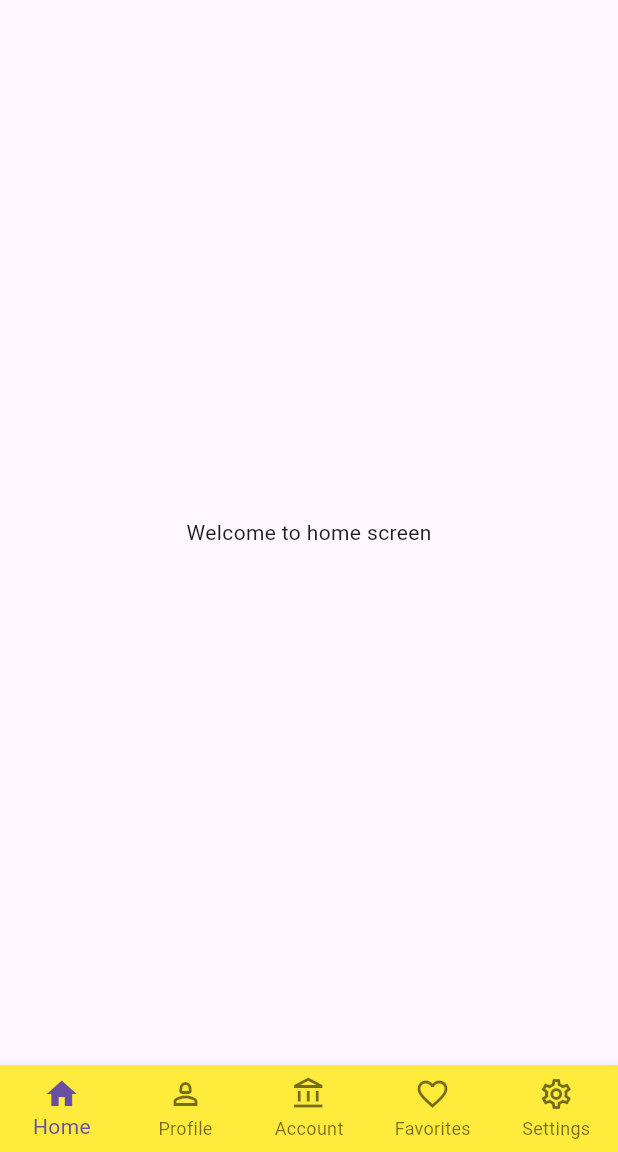
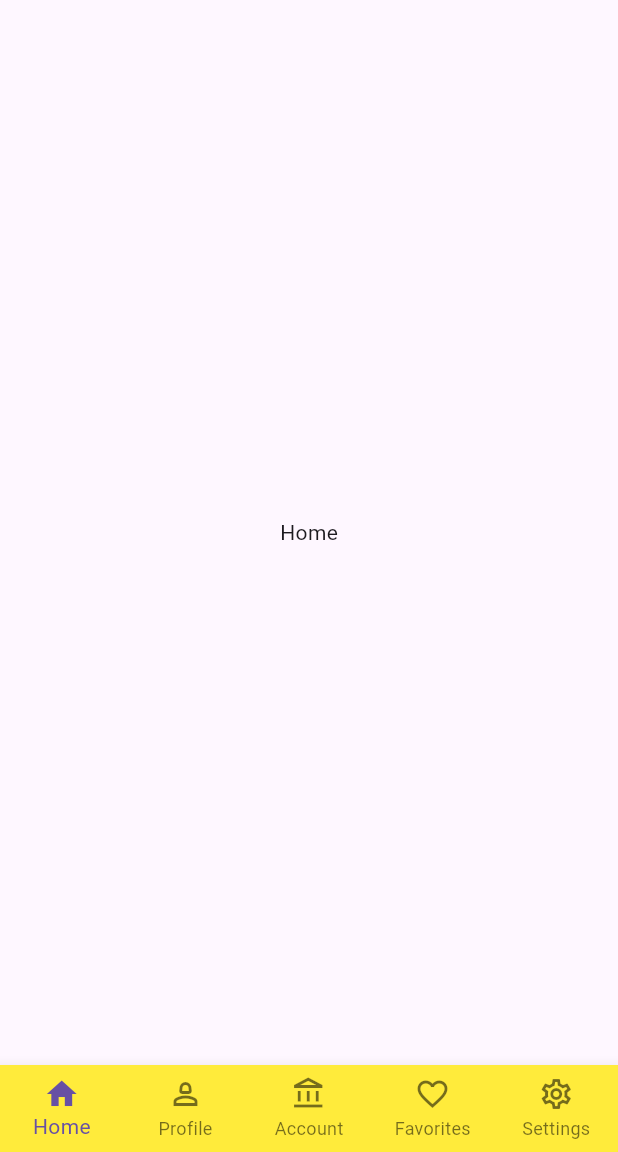
Before and after one commit to Virenvkj/bottom_bar, a Flutter app: the screen it shows after launch, on a phone screen of 412 x 824 dp, the part 84-1236 px from its top. Run offline on Flutter 3.47's test engine with Material 3 defaults, Android fonts, the phone set to English and light mode, and no system bars.

Commit message:
added new screens

```diff
--- a/lib/home_screen.dart
+++ b/lib/dashboard_screen.dart
@@ -1,14 +1,27 @@
 import 'package:flutter/material.dart';
+import 'package:test_project/screens/account_screen.dart';
+import 'package:test_project/screens/favorite_screen.dart';
+import 'package:test_project/screens/home_screen.dart';
+import 'package:test_project/screens/profile_screen.dart';
+import 'package:test_project/screens/settings_screen.dart';
 
-class HomeScreen extends StatefulWidget {
-  const HomeScreen({super.key});
+class DashboardScreen extends StatefulWidget {
+  const DashboardScreen({super.key});
 
   @override
-  State<HomeScreen> createState() => _HomeScreenState();
+  State<DashboardScreen> createState() => _DashboardScreenState();
 }
 
-class _HomeScreenState extends State<HomeScreen> {
+class _DashboardScreenState extends State<DashboardScreen> {
   int selectedIndex = 0;
+
+  List<Widget> body = const [
+    HomeScreen(),
+    ProfileScreen(),
+    AccountScreen(),
+    FavoriteScreen(),
+    SettingsScreen(),
+  ];
 
   @override
   Widget build(BuildContext context) {
@@ -59,9 +72,7 @@ class _HomeScreenState extends State<HomeScreen> {
           ),
         ],
       ),
-      body: const Center(
-        child: Text('Welcome to home screen'),
-      ),
+      body: body[selectedIndex],
     );
   }
 }
--- a/lib/main.dart
+++ b/lib/main.dart
@@ -1,5 +1,5 @@
 import 'package:flutter/material.dart';
-import 'package:test_project/home_screen.dart';
+import 'package:test_project/dashboard_screen.dart';
 
 void main() {
   runApp(const MyCounterApp());
@@ -10,7 +10,7 @@ class MyCounterApp extends StatelessWidget {
   @override
   Widget build(BuildContext context) {
     return const MaterialApp(
-      home: HomeScreen(),
+      home: DashboardScreen(),
     );
   }
 }
--- /dev/null
+++ b/lib/screens/home_screen.dart
@@ -0,0 +1,14 @@
+import 'package:flutter/material.dart';
+
+class HomeScreen extends StatelessWidget {
+  const HomeScreen({super.key});
+
+  @override
+  Widget build(BuildContext context) {
+    return  const Scaffold(
+      body: Center(
+        child: Text('Home'),
+      ),
+    );
+  }
+}
```
Also changed, not shown: lib/screens/account_screen.dart (added, +14 -0 lines), lib/screens/favorite_screen.dart (added, +14 -0 lines), lib/screens/profile_screen.dart (added, +14 -0 lines), lib/screens/settings_screen.dart (added, +14 -0 lines).
